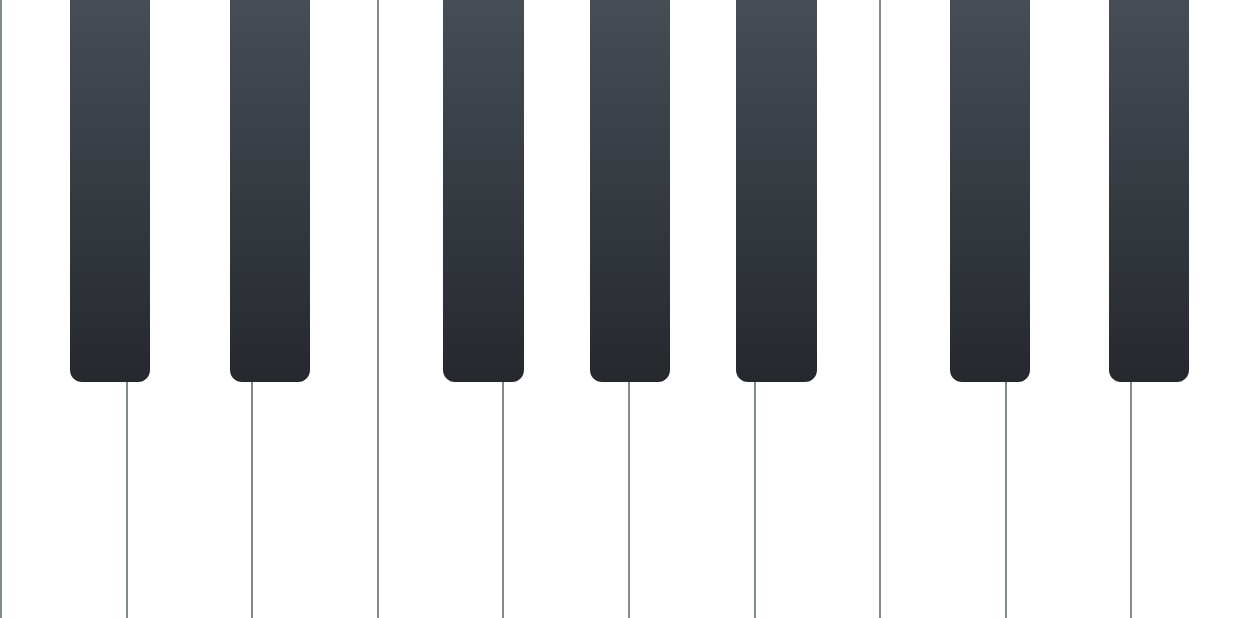
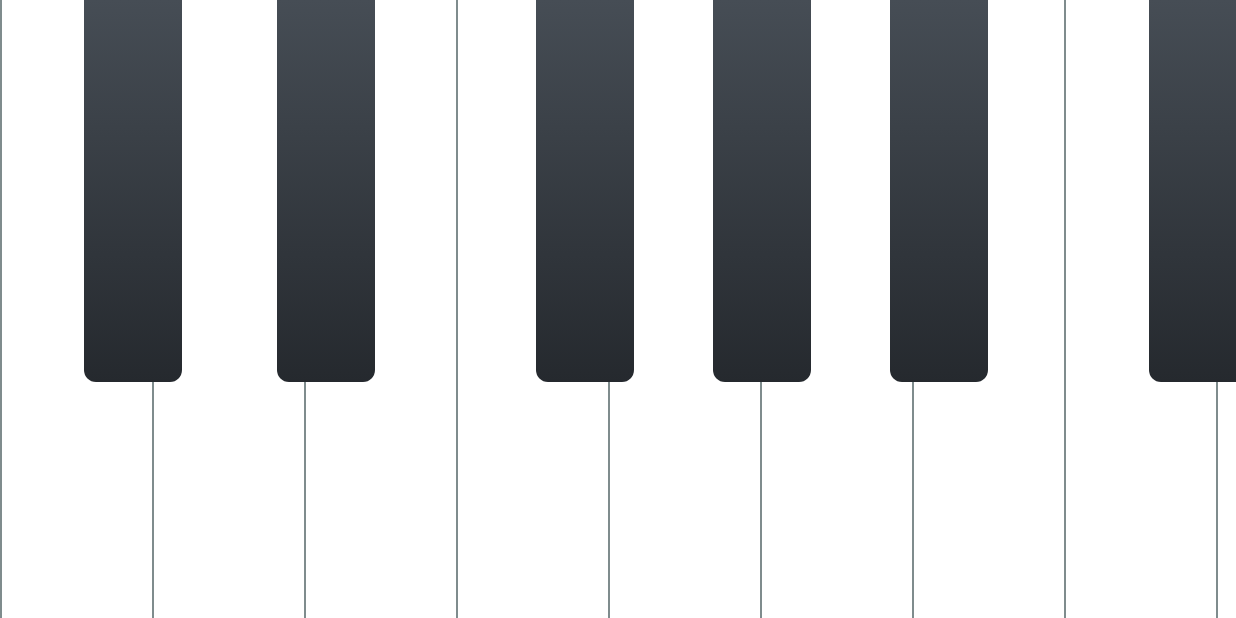
Before and after one commit to mario-ruoff/minimal-piano-native, an Android app: the screen it shows after launch (MainActivity), on a phone screen of 824 x 412 dp (held sideways). Run offline under Robolectric (Android 15) with nearby library versions, the phone set to English and light mode, and no system bars.

Commit message:
Add scrollbar with fixed size

```diff
--- a/app/src/main/java/com/escape99/minimalpiano/MainActivity.kt
+++ b/app/src/main/java/com/escape99/minimalpiano/MainActivity.kt
@@ -4,7 +4,6 @@ import android.media.AudioAttributes
 import android.media.SoundPool
 import android.os.Bundle
 import android.view.MotionEvent
-import android.view.View
 import androidx.appcompat.app.AppCompatActivity
 import androidx.constraintlayout.widget.ConstraintLayout
 import androidx.core.view.WindowCompat
@@ -42,7 +41,7 @@ class MainActivity : AppCompatActivity() {
                 key.setOnTouchListener { view, event ->
                     when(event.action) {
                         MotionEvent.ACTION_DOWN -> {
-                            soundPool.play(sound, 1f, 1f, 0, 0, 1f)
+                            soundPool.play(sound, 0.2f, 0.2f, 0, 0, 1f)
                         }
                         MotionEvent.ACTION_MOVE -> { }
                         MotionEvent.ACTION_UP -> {
--- a/app/src/main/res/layout/activity_main.xml
+++ b/app/src/main/res/layout/activity_main.xml
@@ -1,12 +1,19 @@
 <?xml version="1.0" encoding="utf-8"?>
-<androidx.constraintlayout.widget.ConstraintLayout xmlns:android="http://schemas.android.com/apk/res/android"
+<HorizontalScrollView xmlns:android="http://schemas.android.com/apk/res/android"
     xmlns:app="http://schemas.android.com/apk/res-auto"
     xmlns:tools="http://schemas.android.com/tools"
-    android:id="@+id/keys"
+    android:orientation="horizontal"
     android:layout_width="match_parent"
     android:layout_height="match_parent"
-    android:background="#7f8c8d"
+    android:scrollbarSize="25sp"
+    android:fillViewport="true"
     tools:context=".MainActivity">
+
+    <androidx.constraintlayout.widget.ConstraintLayout
+    android:id="@+id/keys"
+    android:layout_width="wrap_content"
+    android:layout_height="match_parent"
+    android:background="#7f8c8d">
 
         <androidx.constraintlayout.widget.Guideline
             android:id="@+id/guideline"
@@ -20,70 +27,98 @@
             app:layout_constraintStart_toStartOf="parent"
             app:layout_constraintTop_toTopOf="parent"
             app:layout_constraintBottom_toBottomOf="parent"
-        app:layout_constraintWidth_percent="0.1" />
+            android:layout_width="100dp" />
 
         <View style="@style/WhiteKey"
             android:id="@+id/d4"
             app:layout_constraintStart_toEndOf="@+id/c4"
             app:layout_constraintTop_toTopOf="parent"
             app:layout_constraintBottom_toBottomOf="parent"
-        app:layout_constraintWidth_percent="0.1" />
+            android:layout_width="100dp" />
 
         <View style="@style/WhiteKey"
             android:id="@+id/e4"
             app:layout_constraintStart_toEndOf="@+id/d4"
             app:layout_constraintTop_toTopOf="parent"
             app:layout_constraintBottom_toBottomOf="parent"
-        app:layout_constraintWidth_percent="0.1" />
+            android:layout_width="100dp" />
 
         <View style="@style/WhiteKey"
             android:id="@+id/f4"
             app:layout_constraintStart_toEndOf="@+id/e4"
             app:layout_constraintTop_toTopOf="parent"
             app:layout_constraintBottom_toBottomOf="parent"
-        app:layout_constraintWidth_percent="0.1" />
+            android:layout_width="100dp" />
 
         <View style="@style/WhiteKey"
             android:id="@+id/g4"
             app:layout_constraintStart_toEndOf="@+id/f4"
             app:layout_constraintTop_toTopOf="parent"
             app:layout_constraintBottom_toBottomOf="parent"
-        app:layout_constraintWidth_percent="0.1" />
+            android:layout_width="100dp" />
 
         <View style="@style/WhiteKey"
             android:id="@+id/a4"
             app:layout_constraintStart_toEndOf="@+id/g4"
             app:layout_constraintTop_toTopOf="parent"
             app:layout_constraintBottom_toBottomOf="parent"
-        app:layout_constraintWidth_percent="0.1" />
+            android:layout_width="100dp" />
 
         <View style="@style/WhiteKey"
             android:id="@+id/b4"
             app:layout_constraintStart_toEndOf="@+id/a4"
             app:layout_constraintTop_toTopOf="parent"
             app:layout_constraintBottom_toBottomOf="parent"
-        app:layout_constraintWidth_percent="0.1" />
+            android:layout_width="100dp" />
 
         <View style="@style/WhiteKey"
             android:id="@+id/c5"
             app:layout_constraintStart_toEndOf="@id/b4"
             app:layout_constraintTop_toTopOf="parent"
             app:layout_constraintBottom_toBottomOf="parent"
-        app:layout_constraintWidth_percent="0.1" />
+            android:layout_width="100dp" />
 
         <View style="@style/WhiteKey"
             android:id="@+id/d5"
             app:layout_constraintStart_toEndOf="@+id/c5"
             app:layout_constraintTop_toTopOf="parent"
             app:layout_constraintBottom_toBottomOf="parent"
-        app:layout_constraintWidth_percent="0.1" />
+            android:layout_width="100dp" />
 
         <View style="@style/WhiteKey"
             android:id="@+id/e5"
             app:layout_constraintStart_toEndOf="@+id/d5"
             app:layout_constraintTop_toTopOf="parent"
             app:layout_constraintBottom_toBottomOf="parent"
-        app:layout_constraintWidth_percent="0.1" />
+            android:layout_width="100dp" />
+
+        <View style="@style/WhiteKey"
+            android:id="@+id/f5"
+            app:layout_constraintStart_toEndOf="@+id/e5"
+            app:layout_constraintTop_toTopOf="parent"
+            app:layout_constraintBottom_toBottomOf="parent"
+            android:layout_width="100dp" />
+
+        <View style="@style/WhiteKey"
+            android:id="@+id/g5"
+            app:layout_constraintStart_toEndOf="@+id/f5"
+            app:layout_constraintTop_toTopOf="parent"
+            app:layout_constraintBottom_toBottomOf="parent"
+            android:layout_width="100dp" />
+
+        <View style="@style/WhiteKey"
+            android:id="@+id/a5"
+            app:layout_constraintStart_toEndOf="@+id/g5"
+            app:layout_constraintTop_toTopOf="parent"
+            app:layout_constraintBottom_toBottomOf="parent"
+            android:layout_width="100dp" />
+
+        <View style="@style/WhiteKey"
+            android:id="@+id/b5"
+            app:layout_constraintStart_toEndOf="@+id/a5"
+            app:layout_constraintTop_toTopOf="parent"
+            app:layout_constraintBottom_toBottomOf="parent"
+            android:layout_width="100dp" />
 
 
         <View style="@style/BlackKey"
@@ -93,7 +128,7 @@
             app:layout_constraintHorizontal_bias="0.4"
             app:layout_constraintTop_toTopOf="parent"
             app:layout_constraintBottom_toTopOf="@+id/guideline"
-        app:layout_constraintWidth_percent="0.065" />
+            android:layout_width="65dp" />
 
         <View style="@style/BlackKey"
             android:id="@+id/eb4"
@@ -102,7 +137,7 @@
             app:layout_constraintHorizontal_bias="0.6"
             app:layout_constraintTop_toTopOf="parent"
             app:layout_constraintBottom_toTopOf="@+id/guideline"
-        app:layout_constraintWidth_percent="0.065" />
+            android:layout_width="65dp" />
 
         <View style="@style/BlackKey"
             android:id="@+id/gb4"
@@ -111,7 +146,7 @@
             app:layout_constraintHorizontal_bias="0.375"
             app:layout_constraintTop_toTopOf="parent"
             app:layout_constraintBottom_toTopOf="@+id/guideline"
-        app:layout_constraintWidth_percent="0.065" />
+            android:layout_width="65dp" />
 
         <View style="@style/BlackKey"
             android:id="@+id/ab4"
@@ -119,7 +154,7 @@
             app:layout_constraintEnd_toEndOf="@+id/a4"
             app:layout_constraintTop_toTopOf="parent"
             app:layout_constraintBottom_toTopOf="@+id/guideline"
-        app:layout_constraintWidth_percent="0.065" />
+            android:layout_width="65dp" />
 
         <View style="@style/BlackKey"
             android:id="@+id/bb4"
@@ -128,7 +163,7 @@
             app:layout_constraintHorizontal_bias="0.625"
             app:layout_constraintTop_toTopOf="parent"
             app:layout_constraintBottom_toTopOf="@+id/guideline"
-        app:layout_constraintWidth_percent="0.065" />
+            android:layout_width="65dp" />
 
         <View style="@style/BlackKey"
             android:id="@+id/db5"
@@ -137,7 +172,7 @@
             app:layout_constraintHorizontal_bias="0.4"
             app:layout_constraintTop_toTopOf="parent"
             app:layout_constraintBottom_toTopOf="@+id/guideline"
-        app:layout_constraintWidth_percent="0.065" />
+            android:layout_width="65dp" />
 
         <View style="@style/BlackKey"
             android:id="@+id/eb5"
@@ -146,6 +181,34 @@
             app:layout_constraintHorizontal_bias="0.6"
             app:layout_constraintTop_toTopOf="parent"
             app:layout_constraintBottom_toTopOf="@+id/guideline"
-        app:layout_constraintWidth_percent="0.065" />
+            android:layout_width="65dp" />
+
+        <View style="@style/BlackKey"
+            android:id="@+id/gb5"
+            app:layout_constraintStart_toStartOf="@+id/f5"
+            app:layout_constraintEnd_toEndOf="@+id/g5"
+            app:layout_constraintHorizontal_bias="0.375"
+            app:layout_constraintTop_toTopOf="parent"
+            app:layout_constraintBottom_toTopOf="@+id/guideline"
+            android:layout_width="65dp" />
+
+        <View style="@style/BlackKey"
+            android:id="@+id/ab5"
+            app:layout_constraintStart_toStartOf="@+id/g5"
+            app:layout_constraintEnd_toEndOf="@+id/a5"
+            app:layout_constraintTop_toTopOf="parent"
+            app:layout_constraintBottom_toTopOf="@+id/guideline"
+            android:layout_width="65dp" />
+
+        <View style="@style/BlackKey"
+            android:id="@+id/bb5"
+            app:layout_constraintStart_toStartOf="@+id/a5"
+            app:layout_constraintEnd_toEndOf="@+id/b5"
+            app:layout_constraintHorizontal_bias="0.625"
+            app:layout_constraintTop_toTopOf="parent"
+            app:layout_constraintBottom_toTopOf="@+id/guideline"
+            android:layout_width="65dp" />
 
     </androidx.constraintlayout.widget.ConstraintLayout>
+
+</HorizontalScrollView>
```
Lines whose indentation alone changed are shown as unchanged.
